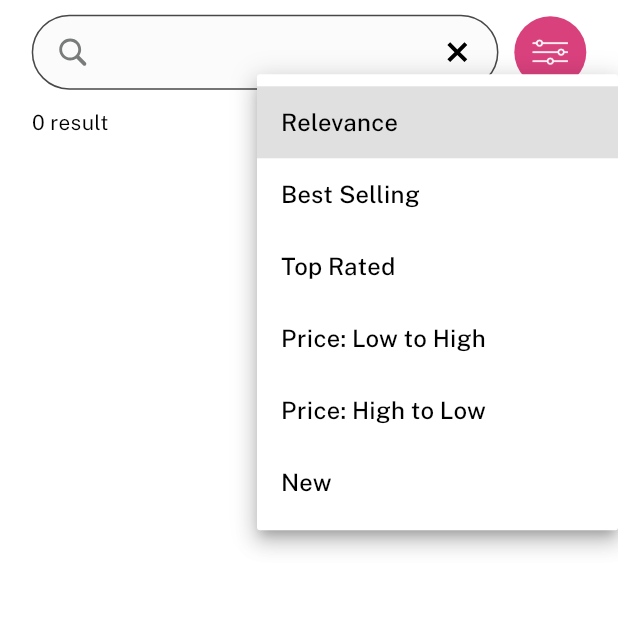
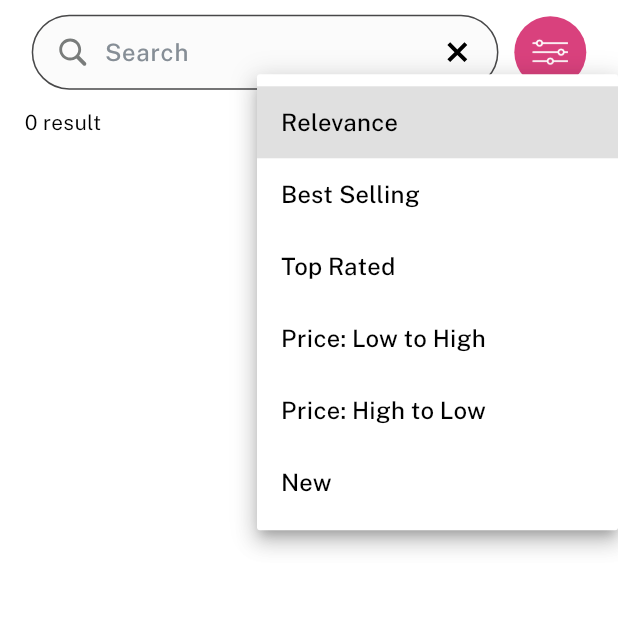
Before and after one commit to RupeshKalkani/superlabs_interview, a Flutter app: the screen it shows after launch, after a tap on an icon or button, on a phone screen of 412 x 824 dp, the top half of it. Run offline on Flutter 3.47's test engine with Material 3 defaults, Android fonts, the phone set to English and light mode, and no system bars; drawn by our look-alikes of oktoast; our stand-ins replace cached_network_image, flutter_svg, get, shared_preferences, shimmer; network calls fail.

Commit message:
Some changes

```diff
--- a/lib/apis/product_api.dart
+++ b/lib/apis/product_api.dart
@@ -24,8 +24,6 @@ class ProductApi {
       final Map<String, dynamic> queryParams = {
         "q": query,
         "brands": brands.map((e) => e.handle ?? '').join(','),
-        // "categories": data,
-        // "collections": data,
         "attributes": attributeMap.isEmpty ? null : jsonEncode(attributeMap),
         "minPrice": minPrice?.toString(),
         "maxPrice": maxPrice?.toString(),
--- a/lib/common/helpers.dart
+++ b/lib/common/helpers.dart
@@ -6,7 +6,8 @@ void showErrorMsg(String msg, {BuildContext? context}) {
   debugPrint("Error: $msg");
 }
 
-Future<void> showCatchToast(String msg,dynamic exception, StackTrace? stack) async {
+Future<void> showCatchToast(
+    String msg, dynamic exception, StackTrace? stack) async {
   bool isInternetOn = false;
   try {
     final result = await InternetAddress.lookup('example.com');
--- a/lib/common/methods.dart
+++ b/lib/common/methods.dart
@@ -59,7 +59,7 @@ void hideKeyboard({BuildContext? context}) {
   }
 }
 
-String getPriceString(double? amount,{int fixedDecimal = 2}) {
+String getPriceString(double? amount, {int fixedDecimal = 2}) {
   if (amount == null) return "";
   try {
     final intData = int.tryParse(amount.toString().split(".").last);
--- a/lib/model/search_product_res.dart
+++ b/lib/model/search_product_res.dart
@@ -297,6 +297,7 @@ class Product {
   double? averageRating;
   int? priceStart;
   dynamic priceEnd;
+  bool isFavorite;
 
   Product({
     this.id,
@@ -335,6 +336,7 @@ class Product {
     this.averageRating,
     this.priceStart,
     this.priceEnd,
+    this.isFavorite = false,
   });
 
   Product copyWith({
@@ -374,6 +376,7 @@ class Product {
     double? averageRating,
     int? priceStart,
     dynamic priceEnd,
+    bool? isFavorite,
   }) =>
       Product(
         id: id ?? this.id,
@@ -414,6 +417,7 @@ class Product {
         averageRating: averageRating ?? this.averageRating,
         priceStart: priceStart ?? this.priceStart,
         priceEnd: priceEnd ?? this.priceEnd,
+        isFavorite: isFavorite ?? this.isFavorite,
       );
 
   factory Product.fromJson(Map<String, dynamic> json) => Product(
--- a/lib/packages/dynamic_height_grid_view/dynamic_height_grid_view.dart
+++ b/lib/packages/dynamic_height_grid_view/dynamic_height_grid_view.dart
@@ -18,6 +18,7 @@ class DynamicHeightGridView extends StatelessWidget {
     this.shrinkWrap = false,
     this.padding,
     this.physics,
+    this.firstWidget,
     this.lastWidget,
   });
 
@@ -32,6 +33,7 @@ class DynamicHeightGridView extends StatelessWidget {
   final ScrollController? controller;
   final bool shrinkWrap;
   final EdgeInsetsGeometry? padding;
+  final Widget? firstWidget;
   final Widget? lastWidget;
 
   int columnLength() {
@@ -50,7 +52,13 @@ class DynamicHeightGridView extends StatelessWidget {
       padding: padding,
       physics: physics,
       itemBuilder: (ctx, columnIndex) {
-        if(lastWidget != null && columnIndex == columnLength()){
+        if (firstWidget != null) {
+          if (columnIndex == 0) {
+            return firstWidget;
+          }
+          columnIndex--;
+        }
+        if (lastWidget != null && columnIndex == columnLength()) {
           return lastWidget;
         }
         return _GridRow(
@@ -63,7 +71,9 @@ class DynamicHeightGridView extends StatelessWidget {
           crossAxisAlignment: rowCrossAxisAlignment,
         );
       },
-      itemCount: columnLength() + (lastWidget != null ? 1 : 0),
+      itemCount: columnLength() +
+          (firstWidget != null ? 1 : 0) +
+          (lastWidget != null ? 1 : 0),
     );
   }
 }
--- a/lib/screens/filter/filter_controller.dart
+++ b/lib/screens/filter/filter_controller.dart
@@ -127,7 +127,7 @@ class FilterController extends GetxController {
       ));
     } else {
       for (var model in list) {
-        if(model.code == attribute.code){
+        if (model.code == attribute.code) {
           if (model.values?.contains(searchValue) ?? false) {
             model.values?.remove(searchValue);
           } else {
--- a/lib/screens/search/search_product_controller.dart
+++ b/lib/screens/search/search_product_controller.dart
@@ -4,16 +4,26 @@ import 'package:superlabs_interview/superlabs_interview.dart';
 
 class SearchProductController extends GetxController {
   bool loader = false;
+  bool paginationLoader = false;
   final TextEditingController searchFieldController = TextEditingController();
   FilterState filterState = FilterState();
   int currentPage = 1;
   bool isApiCalling = false;
   Timer? timer;
   SearchProductRes? searchProductRes;
+  bool backToTopBtnVisible = false;
+  final ScrollController scrollController = ScrollController();
 
   @override
   void onInit() {
     getSearchData(resetData: true);
+    scrollController.addListener(() {
+      bool flag = backToTopBtnVisible;
+      backToTopBtnVisible = (scrollController.position.pixels > 300.ww);
+      if (flag != backToTopBtnVisible) {
+        update(['loader']);
+      }
+    });
     super.onInit();
   }
 
@@ -55,6 +65,9 @@ class SearchProductController extends GetxController {
         update(['loader']);
         currentPage = 1;
         isApiCalling = false;
+      } else {
+        paginationLoader = true;
+        update(['loader']);
       }
       if (isApiCalling) return;
       isApiCalling = true;
@@ -88,6 +101,7 @@ class SearchProductController extends GetxController {
     }
     isApiCalling = false;
     loader = false;
+    paginationLoader = false;
     update(['loader']);
   }
 
@@ -122,7 +136,7 @@ class SearchProductController extends GetxController {
       ));
     } else {
       for (var model in list) {
-        if(model.code == attribute.code){
+        if (model.code == attribute.code) {
           if (model.values?.contains(searchValue) ?? false) {
             model.values?.remove(searchValue);
           } else {
@@ -159,4 +173,26 @@ class SearchProductController extends GetxController {
     filterState = FilterState();
     getSearchData(resetData: true);
   }
+
+  void onBackToTopTap() {
+    scrollController.animateTo(
+      0,
+      duration: 200.milliseconds,
+      curve: Curves.linear,
+    );
+  }
+
+  void onFavoriteBtnTap(int index) {
+    final List<Product> updatedList =
+        List.from(searchProductRes?.data?.products ?? []);
+    updatedList[index] = updatedList[index].copyWith(
+      isFavorite: !updatedList[index].isFavorite,
+    );
+    searchProductRes = searchProductRes?.copyWith(
+      data: searchProductRes?.data?.copyWith(
+        products: updatedList,
+      ),
+    );
+    update(['loader']);
+  }
 }
--- a/lib/screens/search/search_product_screen.dart
+++ b/lib/screens/search/search_product_screen.dart
@@ -16,18 +16,14 @@ class SearchProductScreen extends StatelessWidget {
       body: GetBuilder<SearchProductController>(
         id: 'loader',
         builder: (controller) {
-          return StackedLoader(
-            loading: controller.loader,
-            child: SafeArea(
+          return SafeArea(
             top: false,
             child: Column(
               crossAxisAlignment: CrossAxisAlignment.start,
               children: [
                 const SearchAppbar(),
-                  const FilterInfoCell(),
                 dataList(controller),
               ],
-              ),
             ),
           );
         },
@@ -36,8 +32,13 @@ class SearchProductScreen extends StatelessWidget {
   }
 
   Widget dataList(SearchProductController controller) {
+    if (controller.loader) {
+      return loaderList();
+    }
     return Expanded(
-      child: AppRefreshIndicator(
+      child: Stack(
+        children: [
+          AppRefreshIndicator(
             onRefresh: controller.getSearchData,
             child: DynamicHeightGridView(
               crossAxisSpacing: 15.46.ww,
@@ -45,36 +46,141 @@ class SearchProductScreen extends StatelessWidget {
               crossAxisCount: 2,
               padding: EdgeInsets.fromLTRB(
                 15.46.ww,
-            15.hh,
+                0,
                 15.46.ww,
-            10.hh,
+                (controller.searchProductRes?.data?.products?.length ?? 0) > 2
+                    ? 10.hh
+                    : 50.h,
               ),
-          itemCount: controller.searchProductRes?.data?.products?.length ?? 0,
-          lastWidget:
-              ((controller.searchProductRes?.data?.products?.length ?? 0) >=
+              controller: controller.scrollController,
+              itemCount:
+                  controller.searchProductRes?.data?.products?.length ?? 0,
+              firstWidget: const FilterInfoCell(),
+              lastWidget: !controller.loader &&
+                      ((controller.searchProductRes?.data?.products?.length ??
+                              0) >=
                           (controller.searchProductRes?.meta?.total ?? 0))
                   ? null
-                  : Builder(builder: (con) {
-                      if (!controller.isApiCalling) {
-                        controller.getSearchData();
-                      }
-                      return Visibility(
-                        visible: !controller.loader,
-                        child: const SizedBox(
-                          height: 200,
-                          child: Center(
-                            child: CircularProgressIndicator(),
+                  : Builder(
+                      builder: (con) {
+                        return loadMoreCell(controller);
+                      },
                     ),
-                        ),
-                      );
-                    }),
               builder: (con, index) {
                 return ProductCell(
                   product: controller.searchProductRes?.data?.products?[index],
+                  onFavoriteTap: () => controller.onFavoriteBtnTap(index),
                 );
               },
             ),
           ),
+          if (controller.backToTopBtnVisible)
+            Positioned(
+              top: 10,
+              left: 0,
+              right: 0,
+              child: Center(
+                child: Container(
+                  height: 35,
+                  width: 115,
+                  decoration: BoxDecoration(
+                    borderRadius: BorderRadius.circular(500),
+                    color: ColorRes.primaryColor.withOpacity(0.15),
+                  ),
+                  child: Material(
+                    color: Colors.transparent,
+                    child: InkWell(
+                      borderRadius: BorderRadius.circular(500),
+                      onTap: controller.onBackToTopTap,
+                      child: Center(
+                        child: Text(
+                          "Back To Top".tr,
+                          style: styleW600S14.copyWith(
+                            color: ColorRes.primaryColor,
+                          ),
+                        ),
+                      ),
+                    ),
+                  ),
+                ),
+              ),
+            ),
+        ],
+      ),
+    );
+  }
+
+  Widget loaderList() {
+    return Expanded(
+      child: DynamicHeightGridView(
+        crossAxisSpacing: 15.46.ww,
+        mainAxisSpacing: 14.92.ww,
+        crossAxisCount: 2,
+        padding: EdgeInsets.fromLTRB(
+          15.46.ww,
+          0,
+          15.46.ww,
+          10.hh,
+        ),
+        itemCount: 8,
+        firstWidget: const FilterInfoCell(),
+        builder: (con, index) {
+          return const ProductCellShimmer();
+        },
+      ),
+    );
+  }
+
+  Widget loadMoreCell(SearchProductController controller) {
+    if (controller.paginationLoader) {
+      return SizedBox(
+        height: 150,
+        width: 100.w,
+        child: const Center(
+          child: CircularProgressIndicator(),
+        ),
+      );
+    }
+    return Column(
+      children: [
+        SizedBox(height: 30.hh),
+        Text(
+          "Showing ${controller.searchProductRes?.data?.products?.length ?? 0}"
+          " of ${controller.searchProductRes?.meta?.total ?? 0} results",
+          style: styleW400S15.copyWith(
+            color: ColorRes.grey,
+          ),
+        ),
+        SizedBox(height: 10.hh),
+        Container(
+          height: 40,
+          width: 120,
+          decoration: BoxDecoration(
+            borderRadius: BorderRadius.circular(500),
+            color: ColorRes.primaryColor,
+          ),
+          child: Material(
+            color: Colors.transparent,
+            child: InkWell(
+              borderRadius: BorderRadius.circular(500),
+              onTap: () {
+                if (!controller.isApiCalling) {
+                  controller.getSearchData();
+                }
+              },
+              child: Center(
+                child: Text(
+                  "load_more".tr,
+                  style: styleW600S14.copyWith(
+                    color: ColorRes.white,
+                  ),
+                ),
+              ),
+            ),
+          ),
+        ),
+        SizedBox(height: 15.hh),
+      ],
     );
   }
 }
--- a/lib/screens/search/widget/filter_info_cell.dart
+++ b/lib/screens/search/widget/filter_info_cell.dart
@@ -6,11 +6,7 @@ class FilterInfoCell extends StatelessWidget {
 
   @override
   Widget build(BuildContext context) {
-    return Padding(
-      padding: EdgeInsets.symmetric(
-        horizontal: Constants.horizontalPadding,
-      ),
-      child: GetBuilder<SearchProductController>(
+    return GetBuilder<SearchProductController>(
       id: "loader",
       builder: (controller) {
         return Column(
@@ -19,10 +15,10 @@ class FilterInfoCell extends StatelessWidget {
           children: [
             filterChipCell(controller),
             searchData(controller),
+            SizedBox(height: 10.hh),
           ],
         );
       },
-      ),
     );
   }
 
--- a/lib/screens/search/widget/product_cell.dart
+++ b/lib/screens/search/widget/product_cell.dart
@@ -2,8 +2,13 @@ import 'package:superlabs_interview/superlabs_interview.dart';
 
 class ProductCell extends StatelessWidget {
   final Product? product;
+  final VoidCallback? onFavoriteTap;
 
-  const ProductCell({super.key, this.product});
+  const ProductCell({
+    super.key,
+    this.product,
+    this.onFavoriteTap,
+  });
 
   @override
   Widget build(BuildContext context) {
@@ -18,13 +23,21 @@ class ProductCell extends StatelessWidget {
               width: 100.w,
               borderRadius: 5,
             ),
-            const Positioned(
-              top: 10,
-              right: 10,
-              child: Icon(
-                Icons.favorite_border,
-                color: ColorRes.primaryColor,
-                size: 20,
+            Positioned(
+              top: 0,
+              right: 0,
+              child: InkWell(
+                onTap: onFavoriteTap,
+                child: Padding(
+                  padding: const EdgeInsets.all(10),
+                  child: Icon(
+                    product?.isFavorite == true
+                        ? Icons.favorite
+                        : Icons.favorite_border,
+                    color: ColorRes.primaryColor,
+                    size: 20,
+                  ),
+                ),
               ),
             ),
           ],
@@ -34,7 +47,6 @@ class ProductCell extends StatelessWidget {
           product?.title ?? '',
           style: styleW600S13,
         ),
-        // SizedBox(height: 10.hh),
         Text(
           "${(product?.variants?.length ?? 1)} variants",
           style: styleW400S13,
@@ -62,3 +74,43 @@ class ProductCell extends StatelessWidget {
     );
   }
 }
+
+class ProductCellShimmer extends StatelessWidget {
+  const ProductCellShimmer({super.key});
+
+  @override
+  Widget build(BuildContext context) {
+    return Column(
+      crossAxisAlignment: CrossAxisAlignment.start,
+      children: [
+        CustomShimmer2(
+          height: 55.w,
+          width: 100.w,
+          borderRadius: 5,
+        ),
+        SizedBox(height: 10.hh),
+        CustomShimmer2(
+          height: 15,
+          width: 100.w,
+          borderRadius: 3,
+        ),
+        const SizedBox(height: 5),
+        CustomShimmer2(
+          height: 15,
+          width: 75.ww,
+          borderRadius: 3,
+        ),
+        const SizedBox(height: 5),
+        const AppRatingBar(
+          rating: 0,
+        ),
+        const SizedBox(height: 5),
+        CustomShimmer2(
+          height: 20.ww,
+          width: 80.ww,
+          borderRadius: 3,
+        ),
+      ],
+    );
+  }
+}
--- a/lib/screens/search/widget/search_appbar.dart
+++ b/lib/screens/search/widget/search_appbar.dart
@@ -38,8 +38,12 @@ class SearchAppbar extends StatelessWidget {
                     Expanded(
                       child: TextField(
                         controller: controller.searchFieldController,
-                        decoration: const InputDecoration(
+                        decoration: InputDecoration(
                           border: InputBorder.none,
+                          hintText: "Search",
+                          hintStyle: styleW500S16.copyWith(
+                            color: ColorRes.grey2,
+                          ),
                         ),
                         onChanged: (value) => controller.onSearchChange(),
                       ),
--- a/lib/superlabs_interview.dart
+++ b/lib/superlabs_interview.dart
@@ -22,7 +22,6 @@ export 'package:superlabs_interview/common/widgets/common_toast.dart';
 export 'package:superlabs_interview/common/widgets/common_widget.dart';
 export 'package:superlabs_interview/common/widgets/placeholder.dart';
 export 'package:superlabs_interview/main.dart';
-export 'package:superlabs_interview/model/file_data_model.dart';
 export 'package:superlabs_interview/model/filter_state.dart';
 export 'package:superlabs_interview/model/price_model.dart';
 export 'package:superlabs_interview/model/search_product_res.dart';
--- a/lib/utils/app_localization.dart
+++ b/lib/utils/app_localization.dart
@@ -17,5 +17,6 @@ class AppLocalization extends Translations {
     "price_range": "Price Range",
     "clear_all": "Clear All",
     "show_results": "Show Results",
+    "load_more": "Load more",
   };
 }
```
Also changed, not shown: lib/common/loaders.dart (+3 -4 lines), lib/common/widgets/common_widget.dart (+0 -18 lines), lib/common/widgets/placeholder.dart (+12 -2 lines), lib/model/file_data_model.dart (deleted, +0 -23 lines), lib/screens/filter/filter_dialog.dart (+11 -16 lines), lib/service/api_service.dart (+0 -45 lines), lib/packages/custom_rating_bar/custom_rating_bar.dart (indentation only), 1 other file. Lines whose indentation alone changed are shown as unchanged.
